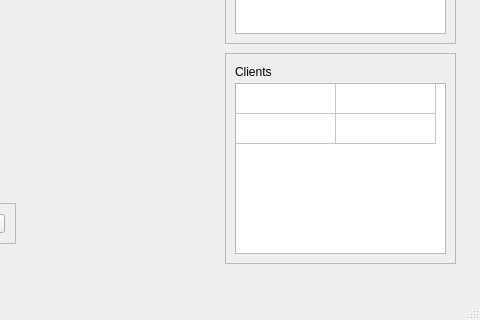
The window that server_wGUI/QT-Server_wGUI/mainwindow.ui (studnitz/octopus) describes before a commit, drawn with Qt 5; both pictures show x 355 to 835 and y 304 to 624 of the 835 by 624 pixel window.
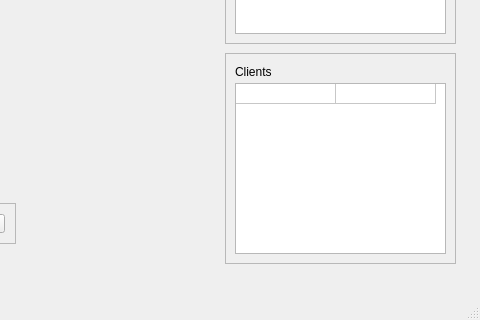
The same window after the commit.

Patch:
```diff
--- a/server_wGUI/QT-Server_wGUI/mainwindow.ui
+++ b/server_wGUI/QT-Server_wGUI/mainwindow.ui
@@ -209,8 +209,17 @@
      <property name="alternatingRowColors">
       <bool>false</bool>
      </property>
+     <property name="selectionMode">
+      <enum>QAbstractItemView::NoSelection</enum>
+     </property>
+     <property name="showGrid">
+      <bool>true</bool>
+     </property>
+     <property name="cornerButtonEnabled">
+      <bool>true</bool>
+     </property>
      <property name="rowCount">
-      <number>2</number>
+      <number>1</number>
      </property>
      <property name="columnCount">
       <number>2</number>
@@ -218,16 +227,27 @@
      <attribute name="horizontalHeaderVisible">
       <bool>false</bool>
      </attribute>
+     <attribute name="horizontalHeaderDefaultSectionSize">
+      <number>100</number>
+     </attribute>
      <attribute name="horizontalHeaderHighlightSections">
       <bool>true</bool>
      </attribute>
+     <attribute name="horizontalHeaderMinimumSectionSize">
+      <number>100</number>
+     </attribute>
      <attribute name="verticalHeaderVisible">
       <bool>false</bool>
      </attribute>
+     <attribute name="verticalHeaderDefaultSectionSize">
+      <number>20</number>
+     </attribute>
      <attribute name="verticalHeaderHighlightSections">
       <bool>true</bool>
      </attribute>
-     <row/>
+     <attribute name="verticalHeaderMinimumSectionSize">
+      <number>20</number>
+     </attribute>
      <row/>
      <column/>
      <column/>
```
Left out of the diff: 3 changed lines with no effect on the pictures.
